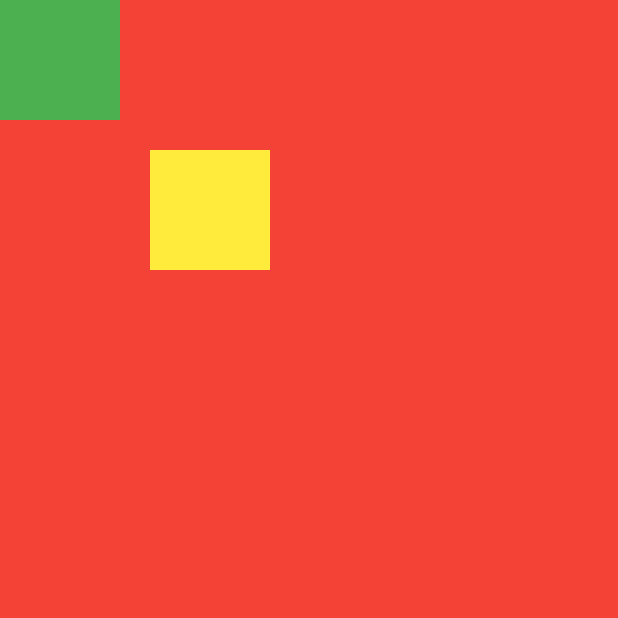
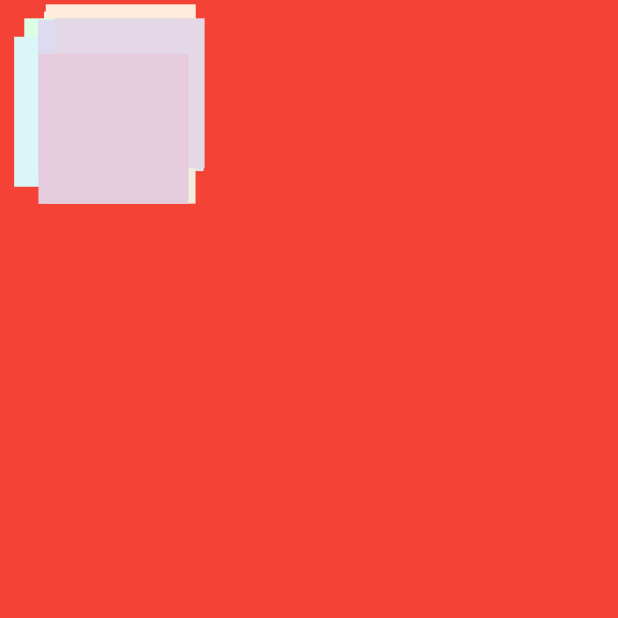
Before and after one commit to remoteportal/slowly_moving_widgets_field, a Flutter app: the screen it shows after launch, on a phone screen of 412 x 824 dp, the top half of it. Run offline on Flutter 3.47's test engine with Material 2 defaults, Android fonts, the phone set to English and light mode, and no system bars.

Commit message:
10 simultaneous

```diff
--- a/lib/slowly_moving_widgets_field.dart
+++ b/lib/slowly_moving_widgets_field.dart
@@ -1,4 +1,7 @@
 library slowly_moving_widgets_field;
+
+import 'dart:async';
+import 'dart:math';
 
 import 'package:flutter/material.dart';
 
@@ -8,33 +11,34 @@ class SlowlyMovingWidgetsField extends StatefulWidget {
       _SlowlyMovingWidgetsFieldState();
 }
 
+class Dude {
+  double left;
+  double top;
+  double xdelta;
+  double ydelta;
+  Color color;
+}
+
 class _SlowlyMovingWidgetsFieldState extends State<SlowlyMovingWidgetsField> {
+  int i = 0;
+  List<Dude> list = [];
+  Container back = Container(color: Colors.red);
+
   @override
   Widget build(BuildContext context) {
+//    print("build");
+    List<Widget> l = [back];
+    list.forEach((d) {
+//      print("dude: left=${d.left}");
+      l.add(Positioned(
+          child: Container(color: d.color, height: 100, width: 100),
+          left: d.left,
+          top: d.top));
+      d.left += d.xdelta;
+      d.top += d.ydelta;
+    });
     return Stack(
-      children: <Widget>[
-        Container(
-//          width: 100,
-//          height: 100,
-          color: Colors.red,
-        ),
-        Positioned(
-            child: Container(
-              width: 80,
-              height: 80,
-              color: Colors.green,
-            ),
-            left: 0,
-            top: 0),
-        Positioned(
-            child: Container(
-              width: 80,
-              height: 80,
-              color: Colors.yellow,
-            ),
-            left: 100,
-            top: 100),
-      ],
+      children: l,
     );
   }
 
@@ -46,5 +50,67 @@ class _SlowlyMovingWidgetsFieldState extends State<SlowlyMovingWidgetsField> {
   @override
   void initState() {
     super.initState();
+//    list = [
+//      Positioned(
+//        child: Container(
+////          width: 100,
+////          height: 100,
+//          color: Colors.red,
+//        ),
+//        left: 0,
+//        top: 0
+//      ),
+////      Positioned(
+////          child: Container(
+////            width: 80,
+////            height: 80,
+////            color: Colors.green,
+////          ),
+////          left: 0,
+////          top: 0),
+////      Positioned(
+////          child: Container(
+////            width: 80,
+////            height: 80,
+////            color: Colors.yellow,
+////          ),
+////          left: 100,
+////          top: 100),
+//    ];
+//
+//    for (int i = 0; i < 1; i++) {
+////      list.forEach((w) {
+////        w.key = UniqueKey()
+////      });
+//      list.add(Positioned(
+//          child: Container(
+//            color: Colors.black,
+//            width: 80,
+//            height: 80,
+//          ),
+//          left: 0,
+//          key: UniqueKey(),
+//          top: 0));
+//    }
+
+    var r = new Random();
+    for (int i = 0; i < 10; i++) {
+      Dude d = Dude();
+      d.color = Color.fromARGB(
+          255, 200 + r.nextInt(56), 200 + r.nextInt(56), 200 + r.nextInt(56));
+      d.left = 0;
+      d.top = 0;
+      d.xdelta = r.nextDouble();
+      d.ydelta = r.nextDouble();
+      list.add(d);
+    }
+
+    Timer.periodic(Duration(milliseconds: 100 ~/ 60), (timer) {
+//      print("i=$i");
+      setState(() {
+        i++;
+      });
+//      list[1].left = i;
+    });
   }
 }
```
